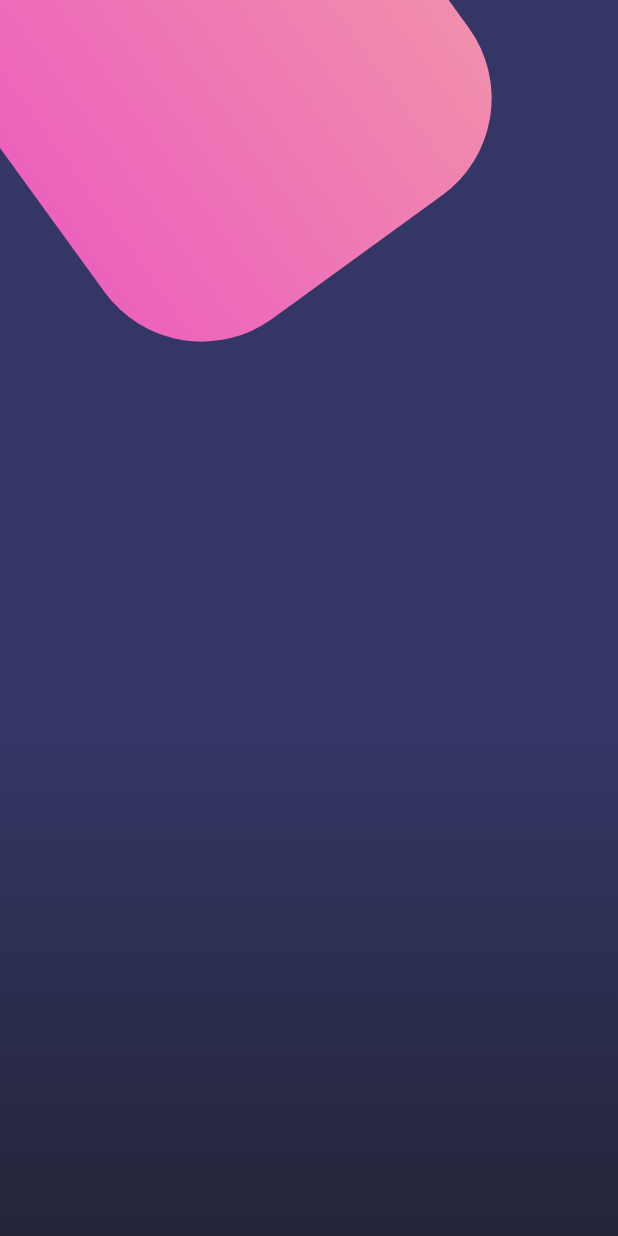
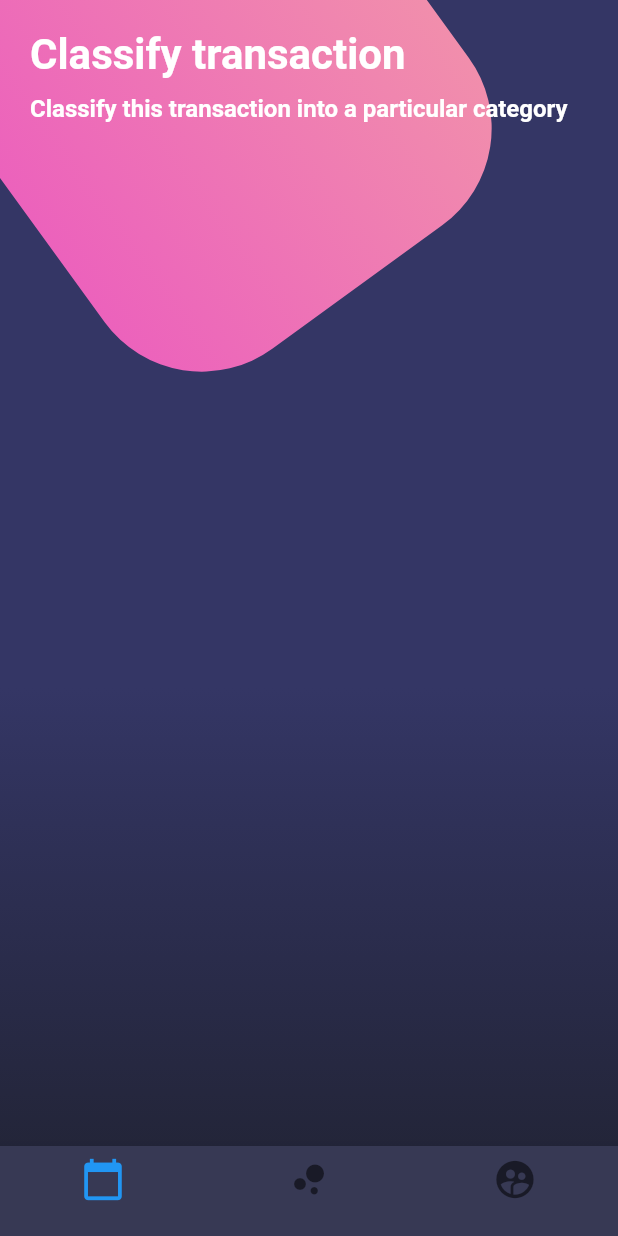
Before and after one commit to eduardcala/diseno, a Flutter app: the screen it shows after launch, on a phone screen of 412 x 824 dp. Run offline on Flutter 3.47's test engine with Material 2 defaults, Android fonts, the phone set to English and light mode, and no system bars.

```diff
--- a/lib/main.dart
+++ b/lib/main.dart
@@ -3,6 +3,7 @@ import 'package:flutter/material.dart';
 import 'package:disenos/src/pages/basico_page.dart';
 import 'package:disenos/src/pages/scroll_page.dart';
 import 'package:disenos/src/pages/botones_page.dart';
+import 'package:flutter/services.dart';
 
 
 void main() => runApp(MyApp());
@@ -10,6 +11,10 @@ void main() => runApp(MyApp());
 class MyApp extends StatelessWidget {
   @override
   Widget build(BuildContext context) {
+    SystemChrome.setSystemUIOverlayStyle(SystemUiOverlayStyle.light.copyWith(
+      // statusBarColor: Color.fromRGBO(52, 54, 101, 1.0)
+      statusBarColor: Colors.transparent
+    ));
     return MaterialApp(
       debugShowCheckedModeBanner: false,
       title: 'Diseños',
--- a/lib/src/pages/botones_page.dart
+++ b/lib/src/pages/botones_page.dart
@@ -10,8 +10,16 @@ class BotonesPage extends StatelessWidget {
       body: Stack(
         children: [
           _fondoApp(),
+          SingleChildScrollView(
+            child: Column(
+              children: [
+                _titulos()
+              ],
+            ),
+          )
         ],
-      )
+      ),
+      bottomNavigationBar: _bottomNavigationBar(context)
     );
   }
 
@@ -53,7 +61,7 @@ class BotonesPage extends StatelessWidget {
       children: [
         gradiente,
         Positioned(
-          top: -100.0,
+          top: -80.0,
           child: cajaRosa
         )
       ],
@@ -62,5 +70,67 @@ class BotonesPage extends StatelessWidget {
 
   }
 
+  Widget _titulos(){
+
+
+    return SafeArea(
+      child: Container(
+        padding: EdgeInsets.all(20.0),
+        child: Column(
+          crossAxisAlignment: CrossAxisAlignment.start,
+          children: [
+            Text(
+              'Classify transaction',
+              style: TextStyle(
+                color: Colors.white,
+                fontSize: 28.0,
+                fontWeight: FontWeight.bold
+              ),
+            ),
+            SizedBox( height: 10.0 ),
+            Text(
+              'Classify this transaction into a particular category',
+              style: TextStyle(
+                color: Colors.white,
+                fontSize: 16.0,
+                fontWeight: FontWeight.bold
+              ),
+            )
+          ],
+        ),
+      ),
+    );
+
+
+  }
+
+  Widget _bottomNavigationBar(BuildContext context) {
+
+    return Theme(
+      data: Theme.of(context).copyWith(
+        canvasColor: Color.fromRGBO(55, 57, 84, 1.0),
+        primaryColor: Colors.pinkAccent,
+        textTheme: Theme.of(context).textTheme
+        .copyWith( caption: TextStyle( color: Color.fromRGBO(116, 117, 152, 1.0) ) )
+      ),
+      child: BottomNavigationBar(
+        items: [
+          BottomNavigationBarItem(
+            icon: Icon(Icons.calendar_today, size: 30.0,),
+            title: Container()
+          ),
+          BottomNavigationBarItem(
+            icon: Icon(Icons.bubble_chart, size: 30.0,),
+            title: Container()
+          ),
+          BottomNavigationBarItem(
+            icon: Icon(Icons.supervised_user_circle, size: 30.0,),
+            title: Container()
+          )
+        ],
+      )
+    );
+
+  }
 
 }
```
